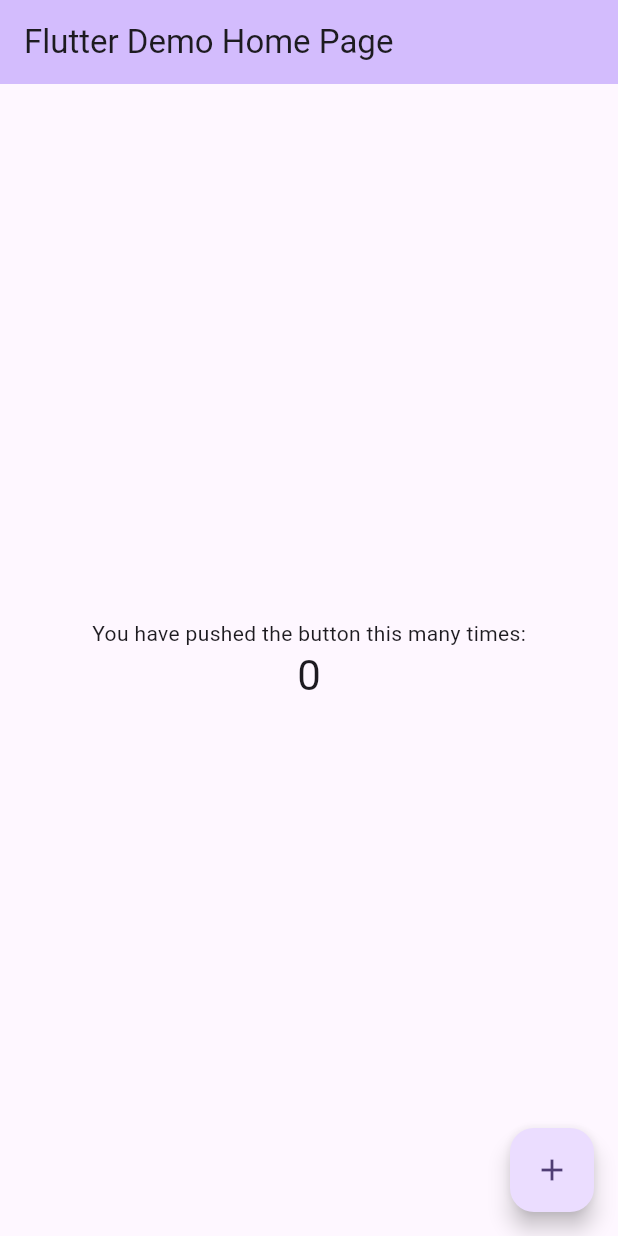
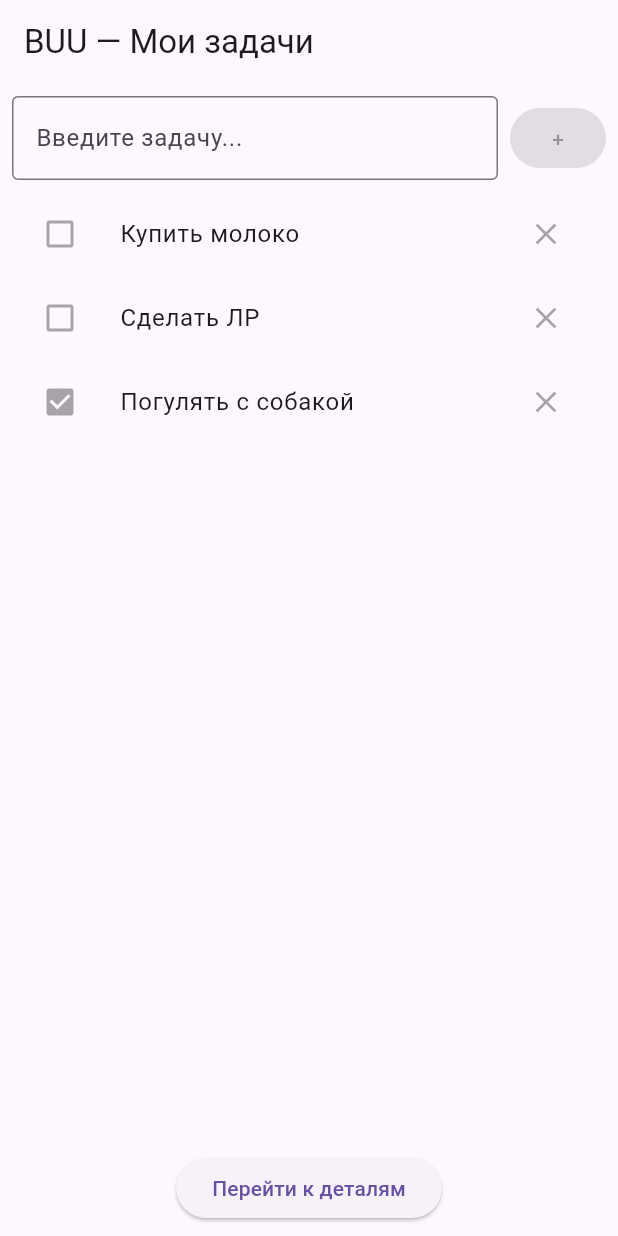
Before and after one commit to LUSKOVA/buu-labs, a Flutter app: the screen it shows after launch, on a phone screen of 412 x 824 dp. Run offline on Flutter 3.47's test engine with Material 3 defaults, Android fonts, the phone set to English and light mode, and no system bars.

Commit message:
LR4: сверстаны экраны BUU

```diff
--- a/lib/main.dart
+++ b/lib/main.dart
@@ -1,122 +1,121 @@
 import 'package:flutter/material.dart';
 
 void main() {
-  runApp(const MyApp());
+  runApp(const MainApp());
 }
 
-class MyApp extends StatelessWidget {
-  const MyApp({super.key});
+class MainApp extends StatelessWidget {
+  const MainApp({super.key});
 
-  // This widget is the root of your application.
   @override
   Widget build(BuildContext context) {
-    return MaterialApp(
-      title: 'Flutter Demo',
-      theme: ThemeData(
-        // This is the theme of your application.
-        //
-        // TRY THIS: Try running your application with "flutter run". You'll see
-        // the application has a purple toolbar. Then, without quitting the app,
-        // try changing the seedColor in the colorScheme below to Colors.green
-        // and then invoke "hot reload" (save your changes or press the "hot
-        // reload" button in a Flutter-supported IDE, or press "r" if you used
-        // the command line to start the app).
-        //
-        // Notice that the counter didn't reset back to zero; the application
-        // state is not lost during the reload. To reset the state, use hot
-        // restart instead.
-        //
-        // This works for code too, not just values: Most code changes can be
-        // tested with just a hot reload.
-        colorScheme: .fromSeed(seedColor: Colors.deepPurple),
-      ),
-      home: const MyHomePage(title: 'Flutter Demo Home Page'),
+    return const MaterialApp(
+      debugShowCheckedModeBanner: false,
+      home: HomeScreen(),
     );
   }
 }
 
-class MyHomePage extends StatefulWidget {
-  const MyHomePage({super.key, required this.title});
-
-  // This widget is the home page of your application. It is stateful, meaning
-  // that it has a State object (defined below) that contains fields that affect
-  // how it looks.
-
-  // This class is the configuration for the state. It holds the values (in this
-  // case the title) provided by the parent (in this case the App widget) and
-  // used by the build method of the State. Fields in a Widget subclass are
-  // always marked "final".
-
-  final String title;
-
-  @override
-  State<MyHomePage> createState() => _MyHomePageState();
-}
-
-class _MyHomePageState extends State<MyHomePage> {
-  int _counter = 0;
-
-  void _incrementCounter() {
-    setState(() {
-      // This call to setState tells the Flutter framework that something has
-      // changed in this State, which causes it to rerun the build method below
-      // so that the display can reflect the updated values. If we changed
-      // _counter without calling setState(), then the build method would not be
-      // called again, and so nothing would appear to happen.
-      _counter++;
-    });
-  }
+// ================= Главный экран =================
+class HomeScreen extends StatelessWidget {
+  const HomeScreen({super.key});
 
   @override
   Widget build(BuildContext context) {
-    // This method is rerun every time setState is called, for instance as done
-    // by the _incrementCounter method above.
-    //
-    // The Flutter framework has been optimized to make rerunning build methods
-    // fast, so that you can just rebuild anything that needs updating rather
-    // than having to individually change instances of widgets.
     return Scaffold(
-      appBar: AppBar(
-        // TRY THIS: Try changing the color here to a specific color (to
-        // Colors.amber, perhaps?) and trigger a hot reload to see the AppBar
-        // change color while the other colors stay the same.
-        backgroundColor: Theme.of(context).colorScheme.inversePrimary,
-        // Here we take the value from the MyHomePage object that was created by
-        // the App.build method, and use it to set our appbar title.
-        title: Text(widget.title),
+      appBar: AppBar(title: const Text('BUU — Мои задачи')),
+      body: Column(
+        children: [
+          Padding(
+            padding: const EdgeInsets.all(8.0),
+            child: Row(
+              children: [
+                const Expanded(
+                  child: TextField(
+                    decoration: InputDecoration(
+                      hintText: 'Введите задачу...',
+                      border: OutlineInputBorder(),
+                    ),
+                  ),
+                ),
+                const SizedBox(width: 8),
+                ElevatedButton(
+                  onPressed: null, // пока без логики
+                  child: const Text('+'),
+                ),
+              ],
+            ),
+          ),
+          Expanded(
+            child: ListView(
+              children: [
+                ListTile(
+                  leading: const Checkbox(value: false, onChanged: null),
+                  title: const Text('Купить молоко'),
+                  trailing: IconButton(
+                    icon: const Icon(Icons.close),
+                    onPressed: null,
+                  ),
+                ),
+                ListTile(
+                  leading: const Checkbox(value: false, onChanged: null),
+                  title: const Text('Сделать ЛР'),
+                  trailing: IconButton(
+                    icon: const Icon(Icons.close),
+                    onPressed: null,
+                  ),
+                ),
+                ListTile(
+                  leading: const Checkbox(value: true, onChanged: null),
+                  title: const Text('Погулять с собакой'),
+                  trailing: IconButton(
+                    icon: const Icon(Icons.close),
+                    onPressed: null,
+                  ),
+                ),
+              ],
+            ),
+          ),
+          Padding(
+            padding: const EdgeInsets.all(8.0),
+            child: ElevatedButton(
+              onPressed: () {
+                // На данном этапе навигация не требуется
+              },
+              child: const Text('Перейти к деталям'),
+            ),
+          ),
+        ],
       ),
+    );
+  }
+}
+
+// ================= Экран деталей =================
+class DetailsScreen extends StatelessWidget {
+  const DetailsScreen({super.key});
+
+  @override
+  Widget build(BuildContext context) {
+    return Scaffold(
+      appBar: AppBar(title: const Text('Детали / Информация')),
       body: Center(
-        // Center is a layout widget. It takes a single child and positions it
-        // in the middle of the parent.
         child: Column(
-          // Column is also a layout widget. It takes a list of children and
-          // arranges them vertically. By default, it sizes itself to fit its
-          // children horizontally, and tries to be as tall as its parent.
-          //
-          // Column has various properties to control how it sizes itself and
-          // how it positions its children. Here we use mainAxisAlignment to
-          // center the children vertically; the main axis here is the vertical
-          // axis because Columns are vertical (the cross axis would be
-          // horizontal).
-          //
-          // TRY THIS: Invoke "debug painting" (choose the "Toggle Debug Paint"
-          // action in the IDE, or press "p" in the console), to see the
-          // wireframe for each widget.
-          mainAxisAlignment: .center,
-          children: [
-            const Text('You have pushed the button this many times:'),
+          mainAxisAlignment: MainAxisAlignment.center,
+          children: const [
             Text(
-              '$_counter',
-              style: Theme.of(context).textTheme.headlineMedium,
+              '"Цитата загружается..."',
+              textAlign: TextAlign.center,
+              style: TextStyle(fontSize: 18),
+            ),
+            SizedBox(height: 20),
+            ElevatedButton(
+              onPressed: null, // Пока без логики
+              child: Text('Назад'),
             ),
           ],
         ),
       ),
-      floatingActionButton: FloatingActionButton(
-        onPressed: _incrementCounter,
-        tooltip: 'Increment',
-        child: const Icon(Icons.add),
-      ),
     );
   }
 }
```
